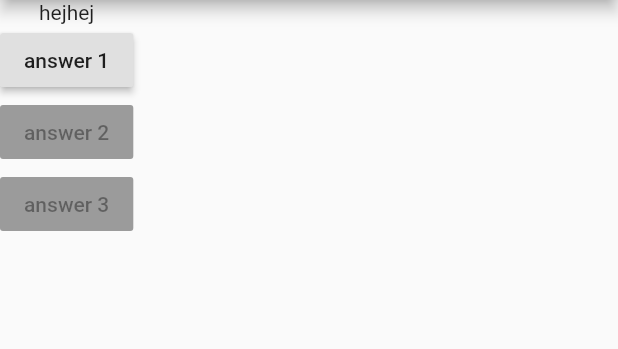
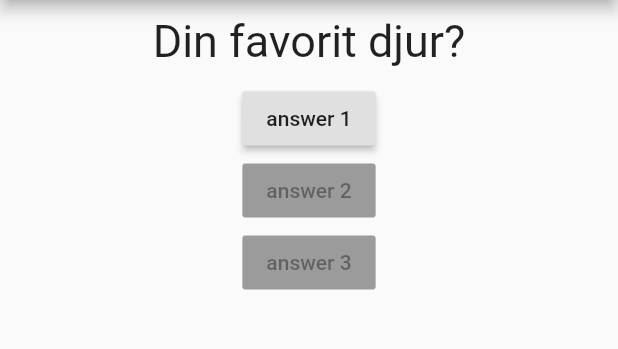
Before and after one commit to diyarfaraj/flutter_demo, a Flutter app: the screen it shows after launch, after a tap on "answer 1", on a phone screen of 412 x 824 dp, the part 84-433 px from its top. Run offline on Flutter 3.47's test engine with Material 2 defaults, Android fonts, the phone set to English and light mode, and no system bars.

Commit message:
question widget added

```diff
--- a/lib/main.dart
+++ b/lib/main.dart
@@ -1,15 +1,32 @@
 import 'package:flutter/material.dart';
+import 'package:flutter_demo/question.dart';
+import './main.dart';
 
 void main() {
   runApp(DemoApp());
 }
 
-class DemoApp extends StatelessWidget {
+class DemoApp extends StatefulWidget {
+  @override
+  State<StatefulWidget> createState() {
+    // TODO: implement createState
+    return _DemoAppState();
+  }
+}
+
+class _DemoAppState extends State<DemoApp> {
+  var _questionIndex = 0;
+
   myfunction() {
-    print('heheheh');
+    setState(() {
+      _questionIndex++;
+    });
+    print(_questionIndex);
   }
 
+  @override
   Widget build(BuildContext context) {
+    var questions = ['Din favorit färg?', 'Din favorit djur?'];
     return MaterialApp(
       home: Scaffold(
         appBar: AppBar(
@@ -17,7 +34,9 @@ class DemoApp extends StatelessWidget {
         ),
         body: Column(
           children: <Widget>[
-            Text('hejhej'),
+            Question(
+              questions[_questionIndex],
+            ),
             RaisedButton(
               child: Text('answer 1'),
               onPressed: myfunction,
--- /dev/null
+++ b/lib/question.dart
@@ -0,0 +1,20 @@
+import 'package:flutter/material.dart';
+
+class Question extends StatelessWidget {
+  final String questionText;
+
+  Question(this.questionText);
+
+  @override
+  Widget build(BuildContext context) {
+    return Container(
+      width: double.infinity,
+      margin: EdgeInsets.all(10),
+      child: Text(
+        questionText,
+        style: TextStyle(fontSize: 30),
+        textAlign: TextAlign.center,
+      ),
+    );
+  }
+}
```
